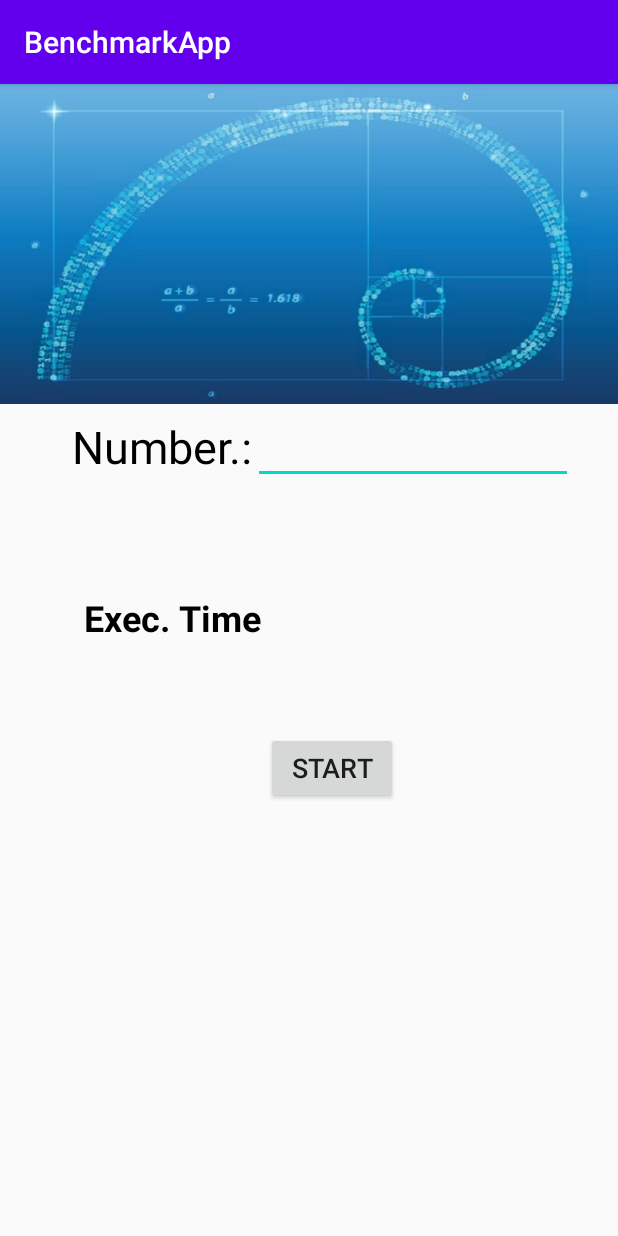
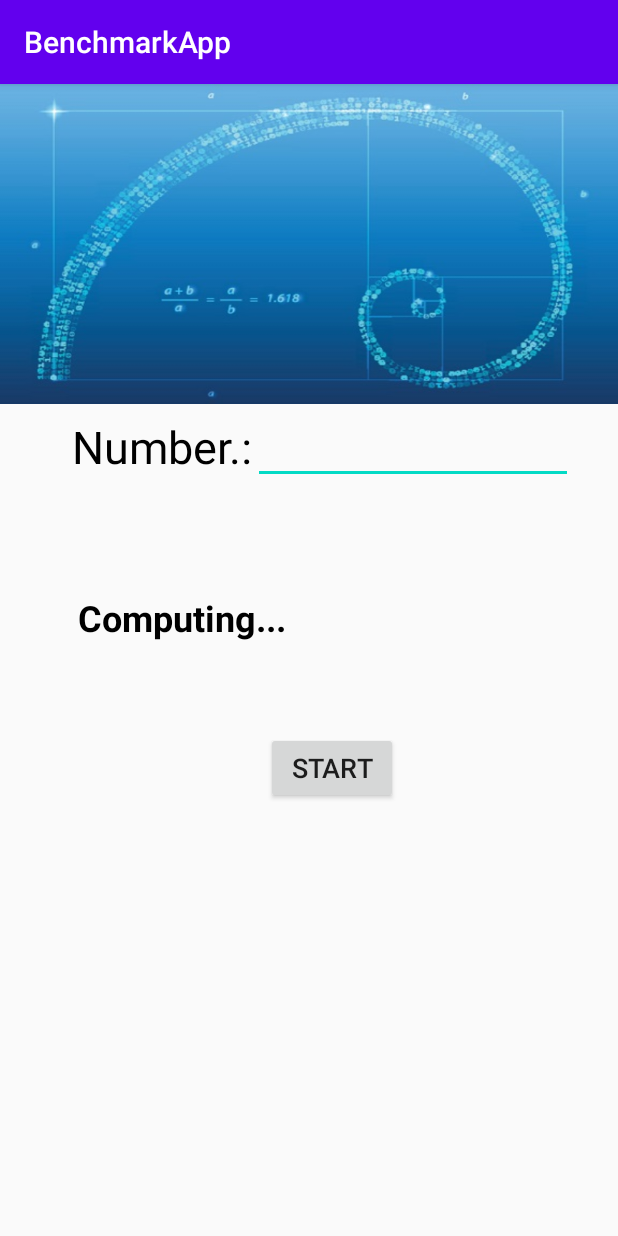
Before and after one commit to alvesRenan/BenchmarkApp, an Android app: the FibonacciActivity screen opened directly, with no data from a screen before it, after a tap on "START", on a phone screen of 412 x 824 dp. Run offline under Robolectric (Android 15) with nearby library versions, the phone set to English and light mode, and no system bars; network calls fail; 2 statements that could not run were skipped.

Commit message:
Tested MpOS connectivity and added doAsync to prevent 'NetworkOnMainThreadException'

```diff
--- a/app/src/main/java/alves/renan/benchmarkapp/FibonacciActivity.kt
+++ b/app/src/main/java/alves/renan/benchmarkapp/FibonacciActivity.kt
@@ -16,6 +16,7 @@ import br.ufc.mdcc.mpos.config.Inject
 import br.ufc.mdcc.mpos.config.MposConfig
 import kotlinx.android.synthetic.main.activity_fibonacci.*
 import org.jetbrains.anko.doAsync
+import org.jetbrains.anko.uiThread
 import java.lang.Exception
 
 @MposConfig
@@ -70,24 +71,25 @@ class FibonacciActivity : AppCompatActivity() {
     private fun computeFib() {
         val n = input.text.toString().toInt()
 
+        remoteExecutionTime.text = "Computing..."
+
+        // The operation needs to be done in another thread
+        // to prevent 'android.os.NetworkOnMainThreadException'
         doAsync {
-            remoteExecutionTime.text = "Computing..."
-
             val initTime = System.currentTimeMillis()
 
             val result = try {
                 fibonacci.compFibonacci(n)
             } catch (e: Exception) {
+                e.printStackTrace()
                 null
             }
 
             val endTime = System.currentTimeMillis() - initTime
 
-            remoteExecutionTime.text = result?.let {
-                "Value: $it ($endTime ms)"
-            } ?: {
-                "Error computing fibonacci"
-            }.toString()
+            uiThread {
+                remoteExecutionTime.text = result?.toString() ?: "Error computing fibonacci"
+            }
         }
     }
 }
```
Also changed, not shown: app/src/main/AndroidManifest.xml (+15 -5 lines), app/src/main/java/alves/renan/benchmarkapp/NQueensActivity.java (+23 -23 lines), 2 other files.
